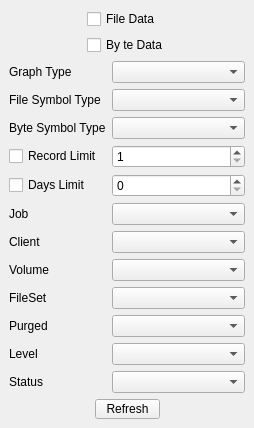
First picture: the form in bacula/src/qt-console/jobgraphs/jobplotcontrols.ui, repository rkorzeniewski/bacula, before the edit.
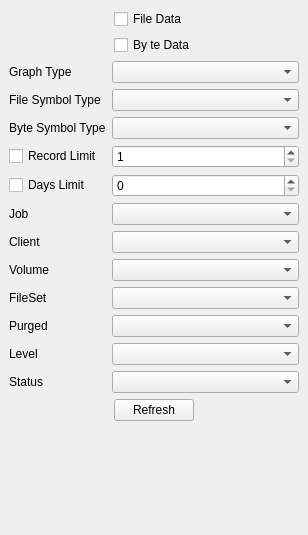
Second picture: the form after the edit. Icons and pictures are not drawn.

Commit message: The button was not showing up correctly on on of my development machines.  I hope this is better on most hosts.

```diff
--- a/bacula/src/qt-console/jobgraphs/jobplotcontrols.ui
+++ b/bacula/src/qt-console/jobgraphs/jobplotcontrols.ui
@@ -5,8 +5,8 @@
    <rect>
     <x>0</x>
     <y>0</y>
-    <width>254</width>
-    <height>422</height>
+    <width>308</width>
+    <height>535</height>
    </rect>
   </property>
   <property name="sizePolicy" >
@@ -129,10 +129,18 @@
      </item>
      <item>
       <widget class="QPushButton" name="refreshButton" >
+       <property name="sizePolicy" >
+        <sizepolicy>
+         <hsizetype>4</hsizetype>
+         <vsizetype>0</vsizetype>
+         <horstretch>0</horstretch>
+         <verstretch>0</verstretch>
+        </sizepolicy>
+       </property>
        <property name="maximumSize" >
         <size>
-         <width>65</width>
-         <height>20</height>
+         <width>82</width>
+         <height>30</height>
         </size>
        </property>
        <property name="text" >
```
